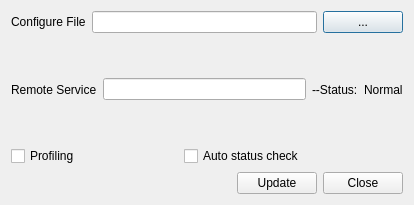
janelia-flyem/NeuTu, file neurolabi/gui/dialogs/flyemsettingdialog.ui: the form before one commit.
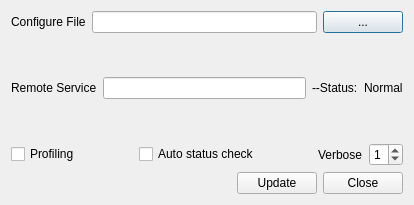
The form after the commit.

Diff of the .ui file:
```diff
--- a/neurolabi/gui/dialogs/flyemsettingdialog.ui
+++ b/neurolabi/gui/dialogs/flyemsettingdialog.ui
@@ -119,6 +119,23 @@
        </property>
       </spacer>
      </item>
+     <item>
+      <widget class="QLabel" name="label_4">
+       <property name="text">
+        <string>Verbose</string>
+       </property>
+      </widget>
+     </item>
+     <item>
+      <widget class="QSpinBox" name="verboseSpinBox">
+       <property name="maximum">
+        <number>5</number>
+       </property>
+       <property name="value">
+        <number>1</number>
+       </property>
+      </widget>
+     </item>
     </layout>
    </item>
    <item>
```
